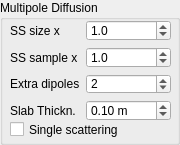
Old version of the form src/qtgui/multipoleBSSRDFWidget.ui in the repository tomka/mitsuba-renderer.
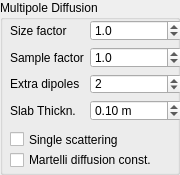
New version of the form.

Commit message: Add Martelli diffusion constant option to Dipole and GUI

```diff
--- a/src/qtgui/multipoleBSSRDFWidget.ui
+++ b/src/qtgui/multipoleBSSRDFWidget.ui
@@ -7,19 +7,19 @@
     <x>0</x>
     <y>0</y>
     <width>180</width>
-    <height>145</height>
+    <height>175</height>
    </rect>
   </property>
   <property name="minimumSize">
    <size>
     <width>0</width>
-    <height>145</height>
+    <height>175</height>
    </size>
   </property>
   <property name="maximumSize">
    <size>
     <width>16777215</width>
-    <height>145</height>
+    <height>175</height>
    </size>
   </property>
   <property name="windowTitle">
@@ -33,7 +33,7 @@
     <rect>
      <x>10</x>
      <y>20</y>
-     <width>161</width>
+     <width>172</width>
      <height>101</height>
     </rect>
    </property>
@@ -41,7 +41,7 @@
     <item row="0" column="0">
      <widget class="QLabel" name="subsurfaceSizeLabel">
       <property name="text">
-       <string>SS size x</string>
+       <string>Size factor</string>
       </property>
      </widget>
     </item>
@@ -70,7 +70,7 @@
     <item row="1" column="0">
      <widget class="QLabel" name="subsurfaceSampleFactorLabel">
       <property name="text">
-       <string>SS sample x</string>
+       <string>Sample factor</string>
       </property>
      </widget>
     </item>
@@ -139,7 +139,7 @@
    <property name="geometry">
     <rect>
      <x>10</x>
-     <y>120</y>
+     <y>130</y>
      <width>161</width>
      <height>19</height>
     </rect>
@@ -148,6 +148,19 @@
     <string>Single scattering</string>
    </property>
   </widget>
+  <widget class="QCheckBox" name="martelliDCheckBox">
+   <property name="geometry">
+    <rect>
+     <x>10</x>
+     <y>150</y>
+     <width>161</width>
+     <height>20</height>
+    </rect>
+   </property>
+   <property name="text">
+    <string>Martelli diffusion const.</string>
+   </property>
+  </widget>
  </widget>
  <resources/>
  <connections/>
```
The commit also changes 5 other files.
